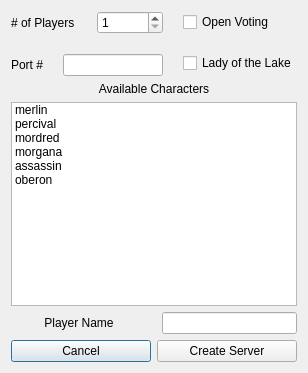
Before: the Qt Designer form src/gui/createserverwindow.ui in JRandomHacker/CS429-Avalon, drawn with Qt 5.
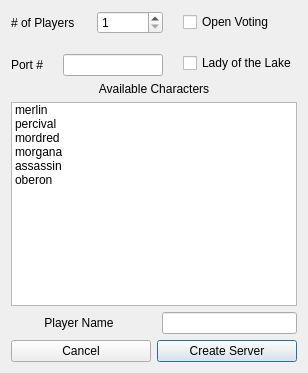
After: the same form once the commit is applied.

```diff
--- a/src/gui/createserverwindow.ui
+++ b/src/gui/createserverwindow.ui
@@ -162,6 +162,9 @@
        <property name="text">
         <string>Create Server</string>
        </property>
+       <property name="default">
+        <bool>true</bool>
+       </property>
       </widget>
      </item>
     </layout>
```
